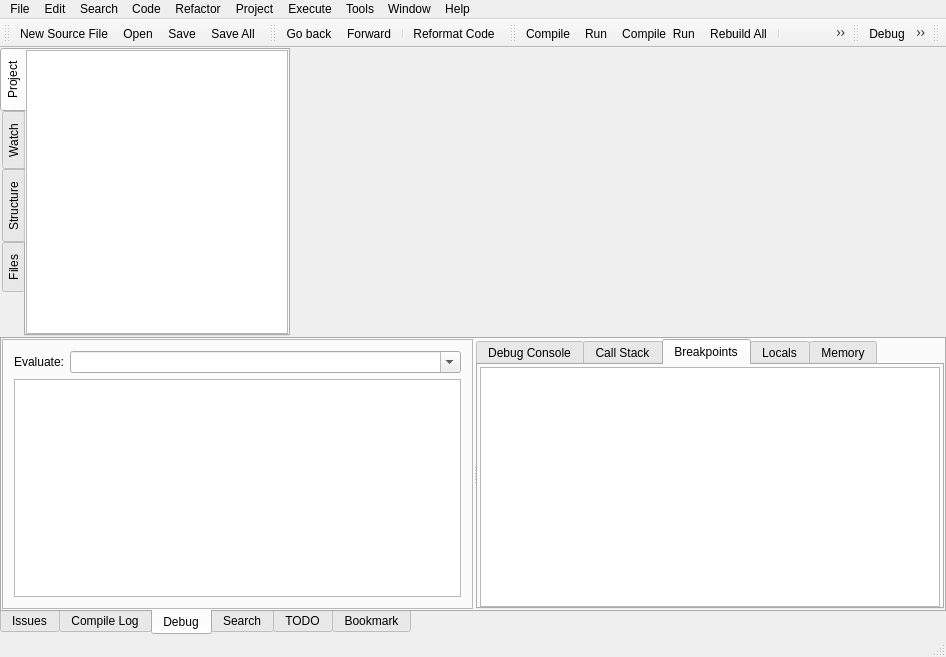
This is RedPandaIDE/mainwindow.ui in royqh1979/RedPanda-CPP as Qt 5 draws it before an edit. The edited form follows.
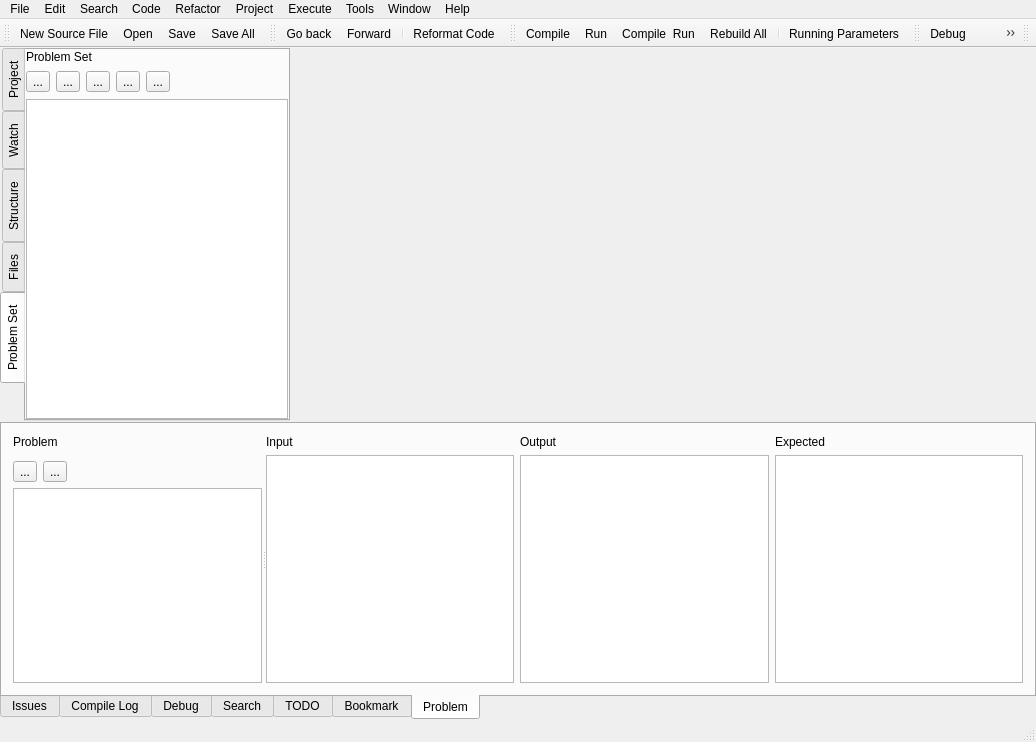
This is the edited form. Icons and pictures are not drawn. Custom widgets are drawn as their Qt base class.

Commit message: initial work for OJ Problems

```diff
--- a/RedPandaIDE/mainwindow.ui
+++ b/RedPandaIDE/mainwindow.ui
@@ -6,8 +6,8 @@
    <rect>
     <x>0</x>
     <y>0</y>
-    <width>946</width>
-    <height>657</height>
+    <width>1036</width>
+    <height>742</height>
    </rect>
   </property>
   <property name="windowTitle">
@@ -85,7 +85,7 @@
             <enum>QTabWidget::West</enum>
            </property>
            <property name="currentIndex">
-            <number>0</number>
+            <number>4</number>
            </property>
            <property name="usesScrollButtons">
             <bool>true</bool>
@@ -262,6 +262,124 @@
              </item>
             </layout>
            </widget>
+           <widget class="QWidget" name="tabProblemSet">
+            <attribute name="title">
+             <string>Problem Set</string>
+            </attribute>
+            <layout class="QVBoxLayout" name="verticalLayout_6">
+             <property name="spacing">
+              <number>7</number>
+             </property>
+             <property name="leftMargin">
+              <number>0</number>
+             </property>
+             <property name="topMargin">
+              <number>0</number>
+             </property>
+             <property name="rightMargin">
+              <number>0</number>
+             </property>
+             <property name="bottomMargin">
+              <number>0</number>
+             </property>
+             <item>
+              <widget class="QLabel" name="lblProblemSet">
+               <property name="text">
+                <string>Problem Set</string>
+               </property>
+              </widget>
+             </item>
+             <item>
+              <widget class="QWidget" name="widget_2" native="true">
+               <layout class="QHBoxLayout" name="horizontalLayout_15">
+                <property name="leftMargin">
+                 <number>0</number>
+                </property>
+                <property name="topMargin">
+                 <number>0</number>
+                </property>
+                <property name="rightMargin">
+                 <number>0</number>
+                </property>
+                <property name="bottomMargin">
+                 <number>0</number>
+                </property>
+                <item>
+                 <widget class="QToolButton" name="btnNewProblemSet">
+                  <property name="text">
+                   <string>...</string>
+                  </property>
+                  <property name="icon">
+                   <iconset resource="icons.qrc">
+                    <normaloff>:/icons/images/newlook24/050-newsrc.png</normaloff>:/icons/images/newlook24/050-newsrc.png</iconset>
+                  </property>
+                 </widget>
+                </item>
+                <item>
+                 <widget class="QToolButton" name="btnAddProblem">
+                  <property name="text">
+                   <string>...</string>
+                  </property>
+                  <property name="icon">
+                   <iconset resource="icons.qrc">
+                    <normaloff>:/icons/images/newlook24/002-add.png</normaloff>:/icons/images/newlook24/002-add.png</iconset>
+                  </property>
+                 </widget>
+                </item>
+                <item>
+                 <widget class="QToolButton" name="btnRemoveProblem">
+                  <property name="text">
+                   <string>...</string>
+                  </property>
+                  <property name="icon">
+                   <iconset resource="icons.qrc">
+                    <normaloff>:/icons/images/newlook24/008-close.png</normaloff>:/icons/images/newlook24/008-close.png</iconset>
+                  </property>
+                 </widget>
+                </item>
+                <item>
+                 <widget class="QToolButton" name="btnSaveProblemSet">
+                  <property name="text">
+                   <string>...</string>
+                  </property>
+                  <property name="icon">
+                   <iconset resource="icons.qrc">
+                    <normaloff>:/icons/images/newlook24/072-saveas.png</normaloff>:/icons/images/newlook24/072-saveas.png</iconset>
+                  </property>
+                 </widget>
+                </item>
+                <item>
+                 <widget class="QToolButton" name="btnLoadProblemSet">
+                  <property name="text">
+                   <string>...</string>
+                  </property>
+                  <property name="icon">
+                   <iconset resource="icons.qrc">
+                    <normaloff>:/icons/images/newlook24/053-open.png</normaloff>:/icons/images/newlook24/053-open.png</iconset>
+                  </property>
+                 </widget>
+                </item>
+                <item>
+                 <spacer name="horizontalSpacer_3">
+                  <property name="orientation">
+                   <enum>Qt::Horizontal</enum>
+                  </property>
+                  <property name="sizeHint" stdset="0">
+                   <size>
+                    <width>40</width>
+                    <height>20</height>
+                   </size>
+                  </property>
+                 </spacer>
+                </item>
+               </layout>
+              </widget>
+             </item>
+             <item>
+              <widget class="QListView" name="lstProblemSet"/>
+             </item>
+            </layout>
+           </widget>
           </widget>
           <widget class="QWidget" name="EditorPanel" native="true">
            <property name="sizePolicy">
@@ -353,7 +471,7 @@
         <enum>QTabWidget::South</enum>
        </property>
        <property name="currentIndex">
-        <number>2</number>
+        <number>6</number>
        </property>
        <property name="iconSize">
         <size>
@@ -944,6 +1062,181 @@
          </item>
         </layout>
        </widget>
+       <widget class="QWidget" name="tabProblem">
+        <attribute name="title">
+         <string>Problem</string>
+        </attribute>
+        <layout class="QVBoxLayout" name="verticalLayout_8">
+         <property name="leftMargin">
+          <number>11</number>
+         </property>
+         <property name="topMargin">
+          <number>11</number>
+         </property>
+         <property name="rightMargin">
+          <number>11</number>
+         </property>
+         <property name="bottomMargin">
+          <number>11</number>
+         </property>
+         <item>
+          <widget class="QSplitter" name="splitter_2">
+           <property name="orientation">
+            <enum>Qt::Horizontal</enum>
+           </property>
+           <widget class="QWidget" name="widget_4" native="true">
+            <layout class="QVBoxLayout" name="verticalLayout_7">
+             <property name="leftMargin">
+              <number>0</number>
+             </property>
+             <property name="topMargin">
+              <number>0</number>
+             </property>
+             <property name="rightMargin">
+              <number>0</number>
+             </property>
+             <property name="bottomMargin">
+              <number>0</number>
+             </property>
+             <item>
+              <widget class="QLabel" name="label_4">
+               <property name="text">
+                <string>Problem</string>
+               </property>
+              </widget>
+             </item>
+             <item>
+              <widget class="QWidget" name="widget_3" native="true">
+               <property name="minimumSize">
+                <size>
+                 <width>0</width>
+                 <height>0</height>
+                </size>
+               </property>
+               <layout class="QHBoxLayout" name="horizontalLayout_16">
+                <property name="leftMargin">
+                 <number>0</number>
+                </property>
+                <property name="topMargin">
+                 <number>0</number>
+                </property>
+                <property name="rightMargin">
+                 <number>0</number>
+                </property>
+                <property name="bottomMargin">
+                 <number>0</number>
+                </property>
+               </layout>
+              </widget>
+             </item>
+             <item>
+              <widget class="QWidget" name="widget_6" native="true">
+               <layout class="QHBoxLayout" name="horizontalLayout_17">
+                <property name="leftMargin">
+                 <number>0</number>
+                </property>
+                <property name="topMargin">
+                 <number>0</number>
+                </property>
+                <property name="rightMargin">
+                 <number>0</number>
+                </property>
+                <property name="bottomMargin">
+                 <number>0</number>
+                </property>
+                <item>
+                 <widget class="QToolButton" name="btnAddProblemCase">
+                  <property name="text">
+                   <string>...</string>
+                  </property>
+                  <property name="icon">
+                   <iconset resource="icons.qrc">
+                    <normaloff>:/icons/images/newlook24/002-add.png</normaloff>:/icons/images/newlook24/002-add.png</iconset>
+                  </property>
+                 </widget>
+                </item>
+                <item>
+                 <widget class="QToolButton" name="btnRemoveProblemCase">
+                  <property name="text">
+                   <string>...</string>
+                  </property>
+                  <property name="icon">
+                   <iconset resource="icons.qrc">
+                    <normaloff>:/icons/images/newlook24/008-close.png</normaloff>:/icons/images/newlook24/008-close.png</iconset>
+                  </property>
+                 </widget>
+                </item>
+                <item>
+                 <spacer name="horizontalSpacer_4">
+                  <property name="orientation">
+                   <enum>Qt::Horizontal</enum>
+                  </property>
+                  <property name="sizeHint" stdset="0">
+                   <size>
+                    <width>40</width>
+                    <height>20</height>
+                   </size>
+                  </property>
+                 </spacer>
+                </item>
+               </layout>
+              </widget>
+             </item>
+             <item>
+              <widget class="QListView" name="lstProblemCases"/>
+             </item>
+            </layout>
+           </widget>
+           <widget class="QWidget" name="widget_5" native="true">
+            <layout class="QGridLayout" name="gridLayout_3">
+             <property name="leftMargin">
+              <number>0</number>
+             </property>
+             <property name="topMargin">
+              <number>0</number>
+             </property>
+             <property name="rightMargin">
+              <number>0</number>
+             </property>
+             <property name="bottomMargin">
+              <number>0</number>
+             </property>
+             <item row="0" column="1">
+              <widget class="QLabel" name="label_6">
+               <property name="text">
+                <string>Output</string>
+               </property>
+              </widget>
+             </item>
+             <item row="0" column="0">
+              <widget class="QLabel" name="label_5">
+               <property name="text">
+                <string>Input</string>
+               </property>
+              </widget>
+             </item>
+             <item row="0" column="2">
+              <widget class="QLabel" name="label_7">
+               <property name="text">
+                <string>Expected</string>
+               </property>
+              </widget>
+             </item>
+             <item row="1" column="0">
+              <widget class="QTextEdit" name="txtProblemCaseInput"/>
+             </item>
+             <item row="1" column="1">
+              <widget class="QTextEdit" name="txtProblemCaseOutput"/>
+             </item>
+             <item row="1" column="2">
+              <widget class="QTextEdit" name="txtProblemCaseExpected"/>
+             </item>
+            </layout>
+           </widget>
+          </widget>
+         </item>
+        </layout>
+       </widget>
       </widget>
      </widget>
     </item>
@@ -954,7 +1247,7 @@
     <rect>
      <x>0</x>
      <y>0</y>
-     <width>946</width>
+     <width>1036</width>
      <height>25</height>
     </rect>
    </property>
```
The commit also changes 3 other files.
